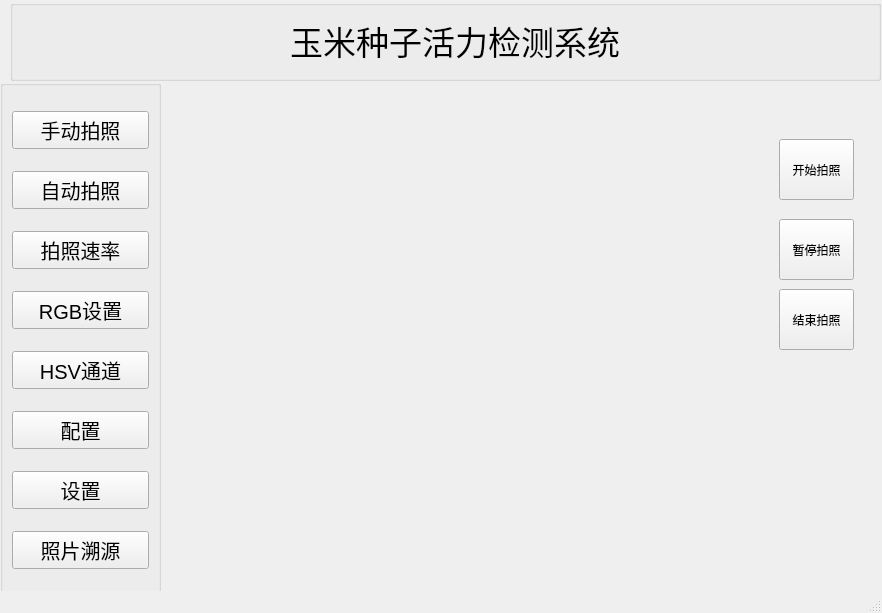
The window that ui/IndustrialCamera.ui (Komo017/CornSeeds) describes before a commit, drawn with Qt 5.
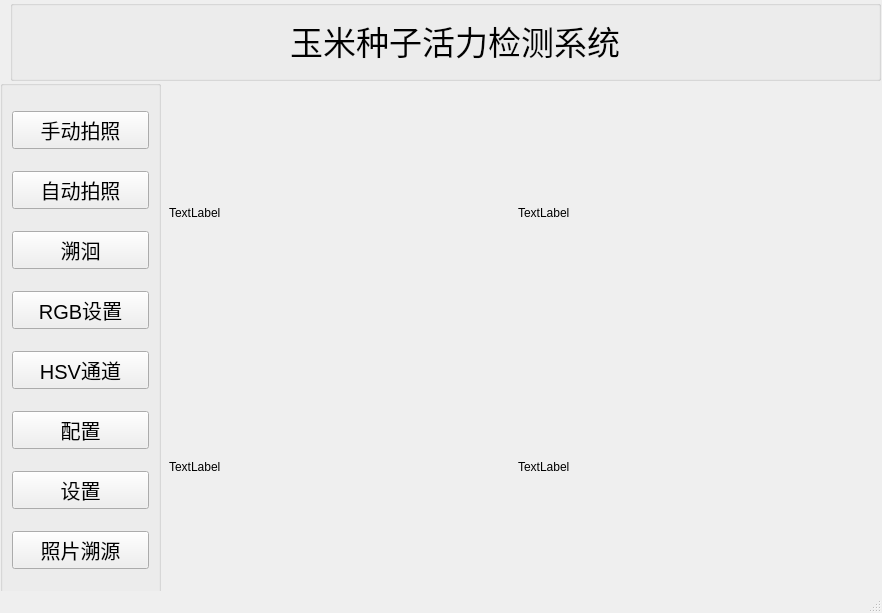
The same window after the commit. Icons and pictures are not drawn.

Patch:
```diff
--- a/ui/IndustrialCamera.ui
+++ b/ui/IndustrialCamera.ui
@@ -100,7 +100,7 @@
         </font>
        </property>
        <property name="text">
-        <string>拍照速率</string>
+        <string>溯洄</string>
        </property>
       </widget>
      </item>
@@ -181,7 +181,7 @@
      </rect>
     </property>
     <property name="currentIndex">
-     <number>1</number>
+     <number>2</number>
     </property>
     <widget class="QWidget" name="manualPage">
      <widget class="QLabel" name="showPhoto">
@@ -265,6 +265,56 @@
       </property>
      </widget>
     </widget>
+    <widget class="QWidget" name="showYoloPage">
+     <widget class="QWidget" name="layoutWidget">
+      <property name="geometry">
+       <rect>
+        <x>0</x>
+        <y>0</y>
+        <width>691</width>
+        <height>501</height>
+       </rect>
+      </property>
+      <layout class="QHBoxLayout" name="horizontalLayout">
+       <item>
+        <layout class="QVBoxLayout" name="verticalLayout_2">
+         <item>
+          <widget class="QLabel" name="resultshow1">
+           <property name="text">
+            <string>TextLabel</string>
+           </property>
+          </widget>
+         </item>
+         <item>
+          <widget class="QLabel" name="resultshow3">
+           <property name="text">
+            <string>TextLabel</string>
+           </property>
+          </widget>
+         </item>
+        </layout>
+       </item>
+       <item>
+        <layout class="QVBoxLayout" name="verticalLayout_3">
+         <item>
+          <widget class="QLabel" name="resultshow2">
+           <property name="text">
+            <string>TextLabel</string>
+           </property>
+          </widget>
+         </item>
+         <item>
+          <widget class="QLabel" name="resultshow4">
+           <property name="text">
+            <string>TextLabel</string>
+           </property>
+          </widget>
+         </item>
+        </layout>
+       </item>
+      </layout>
+     </widget>
+    </widget>
    </widget>
   </widget>
   <widget class="QStatusBar" name="statusbar"/>
```
Left out of the diff: 2 changed lines with no effect on the pictures.
